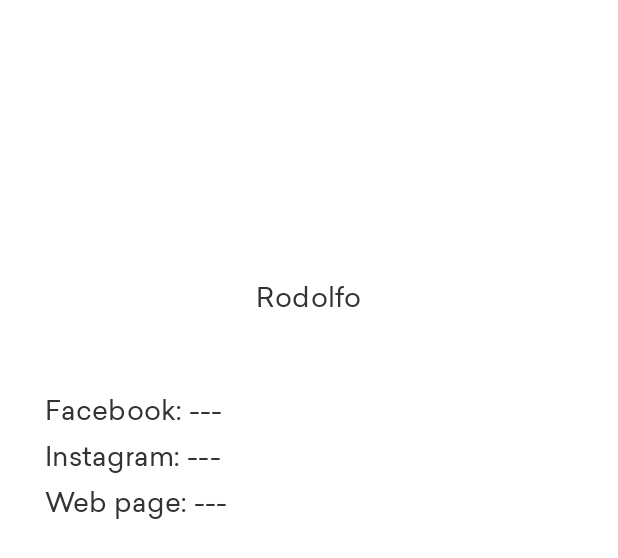
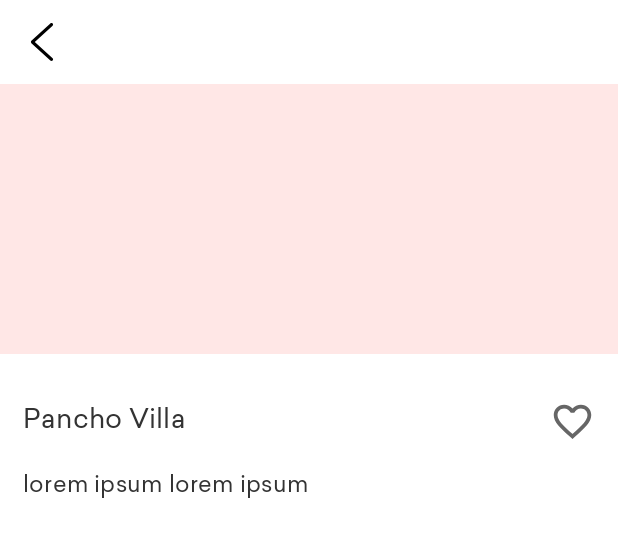
Before and after one commit to David2289/Photographer, an Android app: the layout detail_fragment.xml on its own in the app's theme, with its tools: preview values and no code run, on a phone screen of 412 x 824 dp. Shown: the top 558 px of the screen. Run offline under Robolectric (Android 15) with nearby library versions, the phone set to English and light mode, and no system bars.

Commit message:
Redesign Detail Screen

```diff
--- a/app/src/main/java/com/example/photographer/ui/adapter/UsersAdapter.kt
+++ b/app/src/main/java/com/example/photographer/ui/adapter/UsersAdapter.kt
@@ -26,11 +26,13 @@ class UsersAdapter(val userList: ArrayList<User>, val onItemClick: (user: User)
             Picasso.get().load(it).into(holder.photo)
         }
         holder.photo.setOnClickListener{ onItemClick.invoke(user) }
+        holder.heart.setOnClickListener{ holder.heart.isSelected = true }
     }
 
     class UserVH(view: View): RecyclerView.ViewHolder(view) {
         val photo: ImageView = view.findViewById(R.id.photo)
         val name: TextView = view.findViewById(R.id.name)
+        val heart: ImageView = view.findViewById(R.id.heart)
     }
 
     override fun getItemCount(): Int {
--- a/app/src/main/java/com/example/photographer/ui/fragment/DetailFragment.kt
+++ b/app/src/main/java/com/example/photographer/ui/fragment/DetailFragment.kt
@@ -6,6 +6,7 @@ import android.view.View
 import android.view.ViewGroup
 import androidx.databinding.DataBindingUtil
 import androidx.fragment.app.Fragment
+import androidx.navigation.Navigation
 import com.example.photographer.R
 import com.example.photographer.business.model.User
 import com.example.photographer.databinding.DetailFragmentBinding
@@ -28,7 +29,7 @@ class DetailFragment: Fragment() {
         return binding.root
     }
 
-    fun configUI() {
+    private fun configUI() {
         user.image?.let {
             Picasso.get()
                 .load(it)
@@ -36,9 +37,9 @@ class DetailFragment: Fragment() {
         }
 
         binding.name.text = user.firstName
-        user.facebook?.let { binding.facebook.text = it }
-        user.instagram?.let { binding.instagram.text = it }
-        user.webpage?.let { binding.webpage.text = it }
+        binding.desc.text = user.description
+        binding.heart.setOnClickListener { binding.heart.isSelected = true }
+        binding.icBack.setOnClickListener { Navigation.findNavController(binding.root).navigate(R.id.action_detail_to_list) }
     }
 
 
--- a/app/src/main/res/drawable/ic_heart_selector.xml
+++ b/app/src/main/res/drawable/ic_heart_selector.xml
@@ -1,5 +1,8 @@
 <?xml version="1.0" encoding="utf-8"?>
-<selector xmlns:android="http://schemas.android.com/apk/res/android">
+<selector
+    xmlns:android="http://schemas.android.com/apk/res/android"
+    android:enterFadeDuration="300"
+    android:exitFadeDuration="300">
 
     <item android:state_selected="true" android:drawable="@drawable/ic_heart_fill"/>
     <item android:drawable="@drawable/ic_heart"/>
--- a/app/src/main/res/layout/detail_fragment.xml
+++ b/app/src/main/res/layout/detail_fragment.xml
@@ -8,61 +8,99 @@
     <androidx.constraintlayout.widget.ConstraintLayout
         android:id="@+id/detail"
         android:layout_width="match_parent"
+        android:layout_height="match_parent">
+
+        <androidx.constraintlayout.widget.ConstraintLayout
+            android:id="@+id/topbar"
+            android:layout_width="0dp"
+            android:layout_height="?attr/actionBarSize"
+            app:layout_constraintStart_toStartOf="parent"
+            app:layout_constraintTop_toTopOf="parent"
+            app:layout_constraintEnd_toEndOf="parent">
+
+            <ImageView
+                android:id="@+id/ic_back"
+                android:layout_width="?attr/actionBarSize"
                 android:layout_height="match_parent"
-        android:padding="@dimen/commons_30dp">
+                app:layout_constraintStart_toStartOf="parent"
+                app:layout_constraintTop_toTopOf="parent"
+                app:layout_constraintBottom_toBottomOf="parent"
+                android:padding="@dimen/commons_15dp"
+                android:contentDescription="@null"
+                android:src="@drawable/ic_back_arrow"/>
+
+        </androidx.constraintlayout.widget.ConstraintLayout>
+
+        <ScrollView
+            android:layout_width="0dp"
+            android:layout_height="0dp"
+            app:layout_constraintStart_toStartOf="parent"
+            app:layout_constraintTop_toBottomOf="@+id/topbar"
+            app:layout_constraintEnd_toEndOf="parent"
+            app:layout_constraintBottom_toBottomOf="parent">
+
+            <androidx.constraintlayout.widget.ConstraintLayout
+                android:layout_width="match_parent"
+                android:layout_height="wrap_content">
 
                 <ImageView
                     android:id="@+id/image"
-            android:layout_width="120dp"
-            android:layout_height="150dp"
+                    android:layout_width="0dp"
+                    android:layout_height="180dp"
                     app:layout_constraintStart_toStartOf="parent"
                     app:layout_constraintTop_toTopOf="parent"
                     app:layout_constraintEnd_toEndOf="parent"
+                    android:scaleType="centerCrop"
+                    android:background="@color/white_red"
                     android:contentDescription="@null"/>
+
+                <androidx.constraintlayout.widget.ConstraintLayout
+                    android:layout_width="0dp"
+                    android:layout_height="wrap_content"
+                    app:layout_constraintStart_toStartOf="parent"
+                    app:layout_constraintTop_toBottomOf="@+id/image"
+                    app:layout_constraintEnd_toEndOf="parent"
+                    app:layout_constraintBottom_toBottomOf="parent"
+                    android:paddingTop="@dimen/commons_30dp"
+                    android:paddingBottom="@dimen/commons_30dp"
+                    android:paddingStart="@dimen/commons_15dp"
+                    android:paddingEnd="@dimen/commons_15dp">
 
                     <TextView
                         android:id="@+id/name"
-            android:layout_width="wrap_content"
-            android:layout_height="wrap_content"
-            style="@style/Font.Regular.Title.Black"
-            app:layout_constraintStart_toStartOf="parent"
-            app:layout_constraintTop_toBottomOf="@+id/image"
-            app:layout_constraintEnd_toEndOf="parent"
-            android:layout_marginTop="@dimen/commons_05dp"
-            tools:text="Rodolfo"/>
-
-        <TextView
-            android:id="@+id/facebook"
                         android:layout_width="0dp"
                         android:layout_height="wrap_content"
                         style="@style/Font.Regular.Title.Black"
                         app:layout_constraintStart_toStartOf="parent"
-            app:layout_constraintTop_toBottomOf="@+id/name"
-            app:layout_constraintEnd_toEndOf="parent"
-            android:layout_marginTop="@dimen/commons_50dp"
-            tools:text="Facebook: ---"/>
+                        app:layout_constraintTop_toTopOf="parent"
+                        app:layout_constraintEnd_toStartOf="@+id/heart"
+                        tools:text="Pancho Villa"/>
 
                     <TextView
-            android:id="@+id/instagram"
+                        android:id="@+id/desc"
                         android:layout_width="0dp"
                         android:layout_height="wrap_content"
-            style="@style/Font.Regular.Title.Black"
+                        style="@style/Font.Regular.Body.Black"
                         app:layout_constraintStart_toStartOf="parent"
-            app:layout_constraintTop_toBottomOf="@+id/facebook"
+                        app:layout_constraintTop_toBottomOf="@+id/name"
+                        app:layout_constraintEnd_toStartOf="@+id/heart"
+                        android:layout_marginTop="@dimen/commons_20dp"
+                        tools:text="lorem ipsum lorem ipsum"/>
+
+                    <ImageView
+                        android:id="@+id/heart"
+                        android:layout_width="@dimen/commons_30dp"
+                        android:layout_height="@dimen/commons_30dp"
+                        app:layout_constraintTop_toTopOf="parent"
                         app:layout_constraintEnd_toEndOf="parent"
-            android:layout_marginTop="@dimen/commons_05dp"
-            tools:text="Instagram: ---"/>
+                        android:src="@drawable/ic_heart_selector"
+                        android:contentDescription="@null"/>
 
-        <TextView
-            android:id="@+id/webpage"
-            android:layout_width="0dp"
-            android:layout_height="wrap_content"
-            style="@style/Font.Regular.Title.Black"
-            app:layout_constraintStart_toStartOf="parent"
-            app:layout_constraintTop_toBottomOf="@+id/instagram"
-            app:layout_constraintEnd_toEndOf="parent"
-            android:layout_marginTop="@dimen/commons_05dp"
-            tools:text="Web page: ---"/>
+                </androidx.constraintlayout.widget.ConstraintLayout>
+
+            </androidx.constraintlayout.widget.ConstraintLayout>
+
+        </ScrollView>
 
     </androidx.constraintlayout.widget.ConstraintLayout>
 
--- a/app/src/main/res/layout/item_user.xml
+++ b/app/src/main/res/layout/item_user.xml
@@ -46,6 +46,7 @@
                 style="@style/Font.Regular.Title.Black"
                 app:layout_constraintStart_toStartOf="parent"
                 app:layout_constraintTop_toTopOf="parent"
+                app:layout_constraintEnd_toStartOf="@+id/heart"
                 app:layout_constraintBottom_toBottomOf="parent"
                 tools:text="Pancho Villa"/>
 
--- a/app/src/main/res/navigation/nav_graph.xml
+++ b/app/src/main/res/navigation/nav_graph.xml
@@ -23,6 +23,9 @@
         android:id="@+id/detail_screen"
         android:name="com.example.photographer.ui.fragment.DetailFragment"
         tools:layout="@layout/detail_fragment">
+        <action
+            android:id="@+id/action_detail_to_list"
+            app:popUpTo="@id/list_screen"/>
     </fragment>
 
 </navigation>
```
Lines whose indentation alone changed are shown as unchanged.
